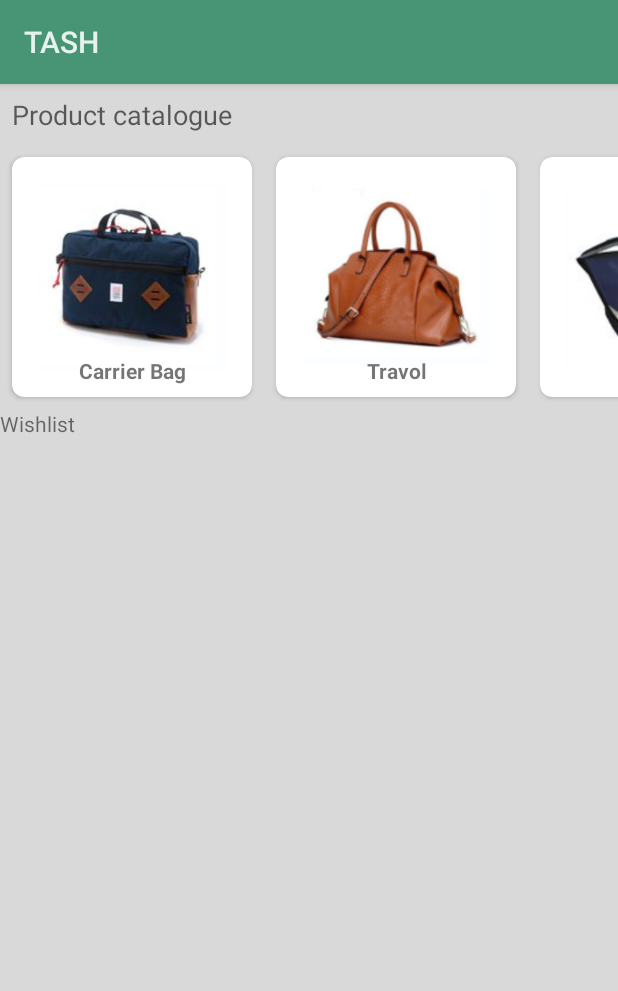
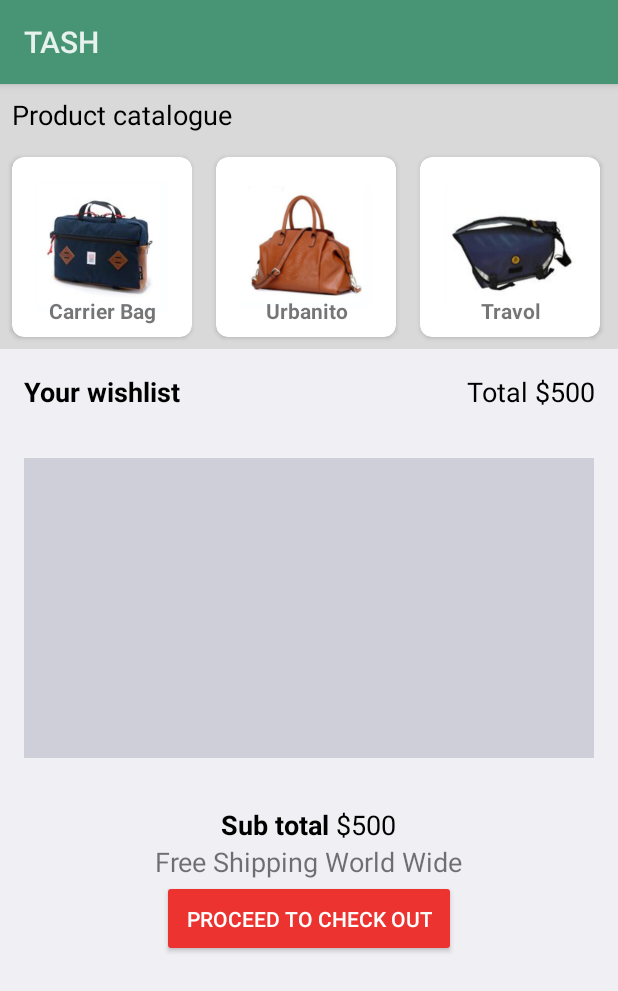
Before and after one commit to dounaka/CatalogueApp, an Android app: the screen it shows after launch (StashActivity), on a phone screen of 412 x 824 dp. Shown: the top 991 px of the screen. Run offline under Robolectric (Android 15) with nearby library versions, the phone set to English and light mode, and no system bars.

Commit message:
start wishlist implementation

```diff
--- a/app/src/main/java/ca/tash/catalogueapp/StashActivity.java
+++ b/app/src/main/java/ca/tash/catalogueapp/StashActivity.java
@@ -5,7 +5,34 @@ import android.support.v4.app.FragmentActivity;
 
 import ca.tash.catalogueapp.fragment.CatalogueFragment;
 import ca.tash.catalogueapp.fragment.WishListFragment;
+/*
+    TODO L’application supporte le mode portrait seulement.
+    TODO Les versions d’Android supportées sont 5 et +.
+    TODO Les données peuvent être générées aléatoirement à même le code ou chargées à partir d’un fichier.
+    TODO Les données n’ont pas besoin d’être persistées sur le disque.
 
+
+    Écran 1
+    TODO Écran principal de l’application. Contient le catalogue des produits et une liste des objets désirés.
+    TODO L’écran défile verticalement.
+    TODO Le catalogue des produits est une liste avec défilement horizontal.
+    TODO Lorsqu’on clique sur un produit du catalogue, on arrive sur l’écran de détail d’un produit (1-1).
+    TODO La liste des objets désirés défile verticalement. La hauteur de la liste est variable selon le nombre d’items ajoutés dans la liste.
+    TODO Le bouton « proceed to checkout » affiche un dialogue tel qu’illustré dans l’écran 1-4. Le bouton est sous la liste des produits désirés.
+
+
+    Écran 1-1
+    TODO Détail d’un produit lorsqu’on appuie sur un élément du catalogue sur l’écran principal.
+    TODO L’écran défile verticalement.
+    TODO Lorsqu’on appuie sur le bouton rouge, on revient sur l’écran principal et le produit est ajouté dans la liste des produits désirés.
+    TODO Les étoiles représentent l’évaluation que l’utilisateur donne au produit.  On peut spécifier une note en cliquant sur l’étoile de notre choix. Ce n’est pas nécessaire de persister cette information.
+
+    Écran 1-2
+    TODO Détail d’un produit lorsqu’on appuie sur un élément de la liste des produits désirés de l’écran principal.
+    TODO Variante de l’écran 1-1 avec un bouton noir au lieu du rouge.
+    TODO Lorsqu’on appuie sur le bouton noir, on revient sur l’écran principal et le produit disparaît de la liste des produits désirés.
+
+ */
 public class StashActivity extends FragmentActivity {
 
     @Override
--- a/app/src/main/java/ca/tash/catalogueapp/provider/DataStore.java
+++ b/app/src/main/java/ca/tash/catalogueapp/provider/DataStore.java
@@ -76,18 +76,10 @@ public class DataStore implements Serializable {
         bag.colors.add("#A36348");
         dataStore.put(bag);
 
-        // Travol
-        bag = new Bag();
-        bag.id = 12002l;
-        bag.name = "Travol";
-        bag.shortDesc = "Soft leather bag";
-        bag.longDesc = "Our Travol is the ultimate shape changing, go to work, bum around town, travel the world, do it every day carry.";
-        // no colors so not available
-        dataStore.put(bag);
 
         // Ubarnito
         bag = new Bag();
-        bag.id = 12003l;
+        bag.id = 12002l;
         bag.name = "Urbanito";
         bag.shortDesc = "Biker basics";
         bag.longDesc = "Our Urbanito is the ultimate shape changing, go to work, bum around town, travel the world, do it every day carry.";
@@ -95,5 +87,15 @@ public class DataStore implements Serializable {
         bag.colors.add("#CBC340");
         bag.colors.add("#F3A03A");
         dataStore.put(bag);
+
+        // Travol
+        bag = new Bag();
+        bag.id = 12003l;
+        bag.name = "Travol";
+        bag.shortDesc = "Soft leather bag";
+        bag.longDesc = "Our Travol is the ultimate shape changing, go to work, bum around town, travel the world, do it every day carry.";
+        // no colors so not available
+        dataStore.put(bag);
+
     }
 }
--- /dev/null
+++ b/app/src/main/res/drawable/bg_red.xml
@@ -0,0 +1,9 @@
+<?xml version="1.0" encoding="utf-8"?>
+<shape xmlns:android="http://schemas.android.com/apk/res/android"
+    android:shape="rectangle">
+
+    <stroke
+        android:width="2dp"
+        android:color="@color/accent" />
+    <solid android:color="@color/accent" />
+</shape>
--- a/app/src/main/res/layout/activity_stash.xml
+++ b/app/src/main/res/layout/activity_stash.xml
@@ -4,7 +4,7 @@
     xmlns:tools="http://schemas.android.com/tools"
     android:layout_width="match_parent"
     android:layout_height="match_parent"
-    android:background="#ffd9d9d9"
+    android:background="#FFEFEFF4"
     android:orientation="vertical"
     tools:context="ca.tash.catalogueapp.StashActivity">
 
--- a/app/src/main/res/layout/content_stash.xml
+++ b/app/src/main/res/layout/content_stash.xml
@@ -8,7 +8,7 @@
     tools:context="ca.tash.catalogueapp.StashActivity"
     tools:showIn="@layout/activity_stash">
 
-    <FrameLayout
+    <FrameLayout  android:background="#ffd9d9d9"
         android:id="@+id/containerCatalogue"
         android:layout_width="match_parent"
         android:layout_height="wrap_content"
--- a/app/src/main/res/layout/fragment_catalogue.xml
+++ b/app/src/main/res/layout/fragment_catalogue.xml
@@ -1,20 +1,21 @@
 <LinearLayout xmlns:android="http://schemas.android.com/apk/res/android"
     xmlns:tools="http://schemas.android.com/tools"
     android:layout_width="match_parent"
-    android:layout_height="match_parent" android:orientation="vertical"
+    android:layout_height="match_parent"
+    android:orientation="vertical"
     tools:context="ca.tash.catalogueapp.fragment.WishListFragment">
 
     <TextView
+        style="@style/title"
         android:layout_width="match_parent"
+        android:layout_height="match_parent"
         android:layout_margin="@dimen/space_small"
-        android:layout_height="match_parent"
-        android:textAppearance="@style/Base.TextAppearance.AppCompat.Medium"
         android:text="@string/title_catalogue" />
 
     <android.support.v7.widget.RecyclerView
         android:id="@+id/my_recycler_view"
-        android:scrollbars="vertical"
         android:layout_width="match_parent"
-        android:layout_height="wrap_content"/>
+        android:layout_height="wrap_content"
+        android:scrollbars="vertical" />
 
 </LinearLayout>
--- a/app/src/main/res/layout/fragment_wish_list.xml
+++ b/app/src/main/res/layout/fragment_wish_list.xml
@@ -1,11 +1,87 @@
-<FrameLayout xmlns:android="http://schemas.android.com/apk/res/android"
+<ScrollView xmlns:android="http://schemas.android.com/apk/res/android"
     xmlns:tools="http://schemas.android.com/tools"
     android:layout_width="match_parent"
     android:layout_height="match_parent"
+    android:layout_margin="@dimen/space_small"
+    android:orientation="vertical"
     tools:context="ca.tash.catalogueapp.fragment.WishListFragment">
-    <TextView
+
+    <LinearLayout
         android:layout_width="match_parent"
         android:layout_height="match_parent"
-        android:text="@string/title_wishlist" />
+        android:layout_margin="@dimen/space_small"
+        android:orientation="vertical"
+        tools:context="ca.tash.catalogueapp.fragment.WishListFragment">
 
-</FrameLayout>
+
+        <LinearLayout
+            android:layout_width="match_parent"
+            android:layout_height="wrap_content"
+            android:gravity="bottom"
+            android:orientation="horizontal">
+
+            <TextView
+                style="@style/title"
+                android:layout_width="0dp"
+                android:layout_height="wrap_content"
+                android:layout_weight="1"
+                android:text="@string/title_wishlist"
+                android:textStyle="bold" />
+
+            <TextView
+                android:layout_width="0dp"
+                android:layout_height="wrap_content"
+                android:layout_weight="1"
+                android:gravity="right"
+                android:text="@string/total"
+                android:textColor="@color/black"
+                android:textSize="@dimen/text_title_size" />
+
+        </LinearLayout>
+
+
+    <LinearLayout
+        android:minHeight="200dp" android:background="#22000333"
+        android:layout_width="match_parent"
+        android:layout_height="wrap_content"
+        android:layout_marginTop="@dimen/space_big"
+        android:gravity="center_horizontal"
+        android:orientation="vertical">
+
+
+    </LinearLayout>
+
+
+        <LinearLayout
+            android:layout_width="match_parent"
+            android:layout_height="wrap_content"
+            android:layout_marginTop="@dimen/space_big"
+            android:layout_marginBottom="@dimen/space_big"
+            android:gravity="center_horizontal"
+            android:orientation="vertical">
+
+            <TextView
+                android:layout_width="wrap_content"
+                android:layout_height="wrap_content"
+                android:text="@string/subtotal"
+                android:textColor="@color/black"
+                android:textSize="@dimen/text_title_size" />
+
+            <TextView
+                android:layout_width="wrap_content"
+                android:layout_height="wrap_content"
+                android:text="@string/free_shipping"
+                android:textSize="@dimen/text_title_size" />
+
+
+            <Button
+                style="@style/Widget.AppCompat.Button.Colored"
+                android:layout_width="wrap_content"
+                android:layout_height="wrap_content"
+                android:padding="@dimen/space_medium"
+                android:text="@string/proceed_checkout" />
+        </LinearLayout>
+
+    </LinearLayout>
+
+</ScrollView>
--- a/app/src/main/res/values/colors.xml
+++ b/app/src/main/res/values/colors.xml
@@ -4,10 +4,12 @@
 
     <color name="primaryDark">#388E3C</color>
     <color name="primaryLight">#C8E6C9</color>
-    <color name="accent">#607D8B</color>
+    <color name="accent">#EC332F</color>
     <color name="primary_text">#212121</color>
     <color name="secondary_text">#757575</color>
     <color name="icons">#FFFFFF</color>
     <color name="divider">#BDBDBD</color>
+    <color name="black">#FF000000</color>
+
 
 </resources>
--- a/app/src/main/res/values/dimens.xml
+++ b/app/src/main/res/values/dimens.xml
@@ -9,5 +9,6 @@
     <dimen name="space_big">32dp</dimen>
     <dimen name="list_item_spacing">16dp</dimen>
     <dimen name="list_item_spacing_half">8dp</dimen>
-    <dimen name="thumbnail_size">160dp</dimen>
+    <dimen name="text_title_size">18sp</dimen>
+    <dimen name="thumbnail_size">120dp</dimen>
 </resources>
--- a/app/src/main/res/values/strings.xml
+++ b/app/src/main/res/values/strings.xml
@@ -92,6 +92,10 @@
     <string name="action_settings">Settings</string>
     <string name="title_activity_home">TASH</string>
     <string name="title_catalogue">Product catalogue</string>
-    <string name="title_wishlist">Wishlist</string>
+    <string name="title_wishlist">Your wishlist</string>
+    <string name="total">Total $500</string>
+    <string name="proceed_checkout">Proceed to check out</string>
+    <string name="free_shipping">Free Shipping World Wide</string>
+    <string name="subtotal"><b>Sub total</b> $500</string>
     <string name="error_notfound_data">Error, data not found</string>
 </resources>
--- a/app/src/main/res/values/styles.xml
+++ b/app/src/main/res/values/styles.xml
@@ -11,10 +11,12 @@
         <item name="android:colorAccent">@color/accent</item>
     </style>
 
-    <style name="AppTheme.NoActionBar">
-        <item name="windowActionBar">false</item>
-        <item name="windowNoTitle">true</item>
+    <style name="title">
+        <item name="android:textColor">@color/black</item>
+        <item name="android:textSize">@dimen/text_title_size</item>
     </style>
+
+
     <style name="AppTheme.AppBarOverlay" parent="ThemeOverlay.AppCompat.Dark.ActionBar" />
     <style name="AppTheme.PopupOverlay" parent="ThemeOverlay.AppCompat.Light" />
 
```
Also changed, not shown: 1 other file.
